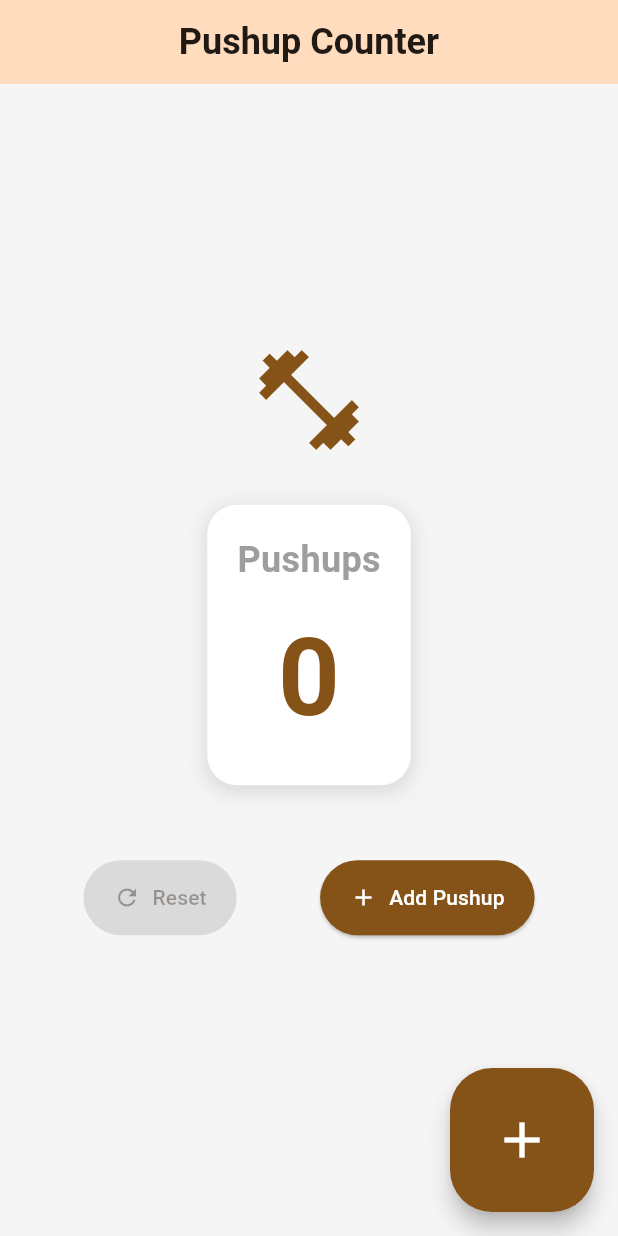
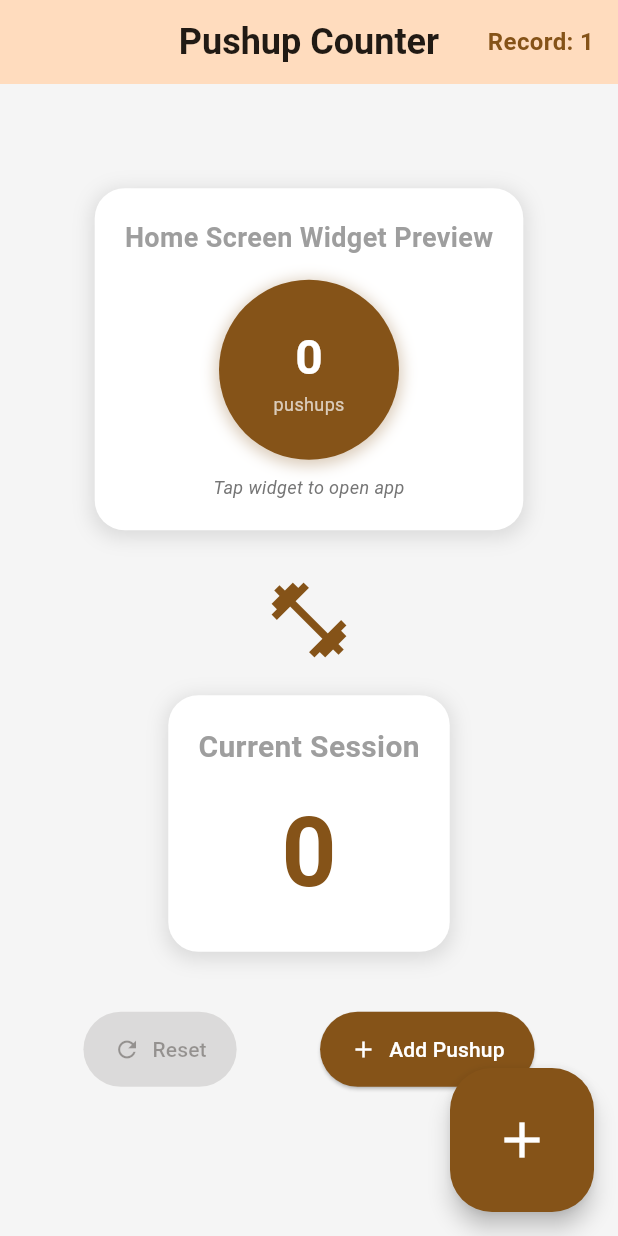
Before and after one commit to jellyfith/pushup-counter, a Flutter app: the screen it shows after launch, after a tap on "Add Pushup", after a tap on "Reset", on a phone screen of 412 x 824 dp. Run offline on Flutter 3.47's test engine with Material 3 defaults, Android fonts, the phone set to English and light mode, and no system bars; our stand-ins replace shared_preferences; missing offline and left inert: home_widget.

Commit message:
Initial widget

```diff
--- a/lib/main.dart
+++ b/lib/main.dart
@@ -1,4 +1,6 @@
 import 'package:flutter/material.dart';
+import 'package:home_widget/home_widget.dart';
+import 'pushup_service.dart';
 
 void main() {
   runApp(const PushupCounterApp());
@@ -33,17 +35,66 @@ class PushupCounterHome extends StatefulWidget {
 
 class _PushupCounterHomeState extends State<PushupCounterHome> {
   int _pushupCount = 0;
+  int _maxRecord = 0;
 
-  void _incrementPushups() {
+  @override
+  void initState() {
+    super.initState();
+    _initializeApp();
+    _setupWidgetListener();
+  }
+
+  Future<void> _initializeApp() async {
+    // Initialize widget
+    await PushupService.initializeWidget();
+
+    // Load saved data
+    final currentCount = await PushupService.getCurrentCount();
+    final maxRecord = await PushupService.getMaxRecord();
+
     setState(() {
-      _pushupCount++;
+      _pushupCount = currentCount;
+      _maxRecord = maxRecord;
     });
   }
 
-  void _resetCounter() {
+  void _setupWidgetListener() {
+    // Listen for widget taps
+    HomeWidget.widgetClicked.listen((Uri? uri) {
+      if (uri != null) {
+        _showWidgetTappedMessage();
+      }
+    });
+  }
+
+  void _showWidgetTappedMessage() {
+    ScaffoldMessenger.of(context).showSnackBar(
+      SnackBar(
+        content: const Text('🎯 Opened from widget! Ready to count pushups!'),
+        backgroundColor: Theme.of(context).colorScheme.primary,
+        duration: const Duration(seconds: 2),
+      ),
+    );
+  }
+
+  Future<void> _incrementPushups() async {
+    final newCount = _pushupCount + 1;
+    setState(() {
+      _pushupCount = newCount;
+      if (newCount > _maxRecord) {
+        _maxRecord = newCount;
+      }
+    });
+
+    await PushupService.saveCurrentCount(newCount);
+  }
+
+  Future<void> _resetCounter() async {
     setState(() {
       _pushupCount = 0;
     });
+
+    await PushupService.resetCurrentCount();
   }
 
   @override
@@ -61,18 +112,115 @@ class _PushupCounterHomeState extends State<PushupCounterHome> {
         backgroundColor: Theme.of(context).colorScheme.primaryContainer,
         elevation: 0,
         centerTitle: true,
+        actions: [
+          Padding(
+            padding: const EdgeInsets.only(right: 16),
+            child: Center(
+              child: Text(
+                'Record: $_maxRecord',
+                style: TextStyle(
+                  fontSize: 16,
+                  fontWeight: FontWeight.w600,
+                  color: Theme.of(context).colorScheme.primary,
+                ),
+              ),
+            ),
+          ),
+        ],
       ),
       body: Center(
         child: Column(
           mainAxisAlignment: MainAxisAlignment.center,
           children: [
+            // Widget preview section
+            Container(
+              padding: const EdgeInsets.all(20),
+              margin: const EdgeInsets.only(bottom: 30),
+              decoration: BoxDecoration(
+                color: Colors.white,
+                borderRadius: BorderRadius.circular(20),
+                boxShadow: [
+                  BoxShadow(
+                    color: Colors.grey.withOpacity(0.3),
+                    spreadRadius: 2,
+                    blurRadius: 10,
+                    offset: const Offset(0, 3),
+                  ),
+                ],
+              ),
+              child: Column(
+                children: [
+                  const Text(
+                    'Home Screen Widget Preview',
+                    style: TextStyle(
+                      fontSize: 18,
+                      fontWeight: FontWeight.w600,
+                      color: Colors.grey,
+                    ),
+                  ),
+                  const SizedBox(height: 15),
+
+                  // Circular widget preview
+                  Container(
+                    width: 120,
+                    height: 120,
+                    decoration: BoxDecoration(
+                      color: Theme.of(context).colorScheme.primary,
+                      shape: BoxShape.circle,
+                      boxShadow: [
+                        BoxShadow(
+                          color: Theme.of(context)
+                              .colorScheme
+                              .primary
+                              .withOpacity(0.3),
+                          spreadRadius: 2,
+                          blurRadius: 8,
+                          offset: const Offset(0, 2),
+                        ),
+                      ],
+                    ),
+                    child: Column(
+                      mainAxisAlignment: MainAxisAlignment.center,
+                      children: [
+                        Text(
+                          '$_pushupCount',
+                          style: const TextStyle(
+                            fontSize: 32,
+                            fontWeight: FontWeight.bold,
+                            color: Colors.white,
+                          ),
+                        ),
+                        const Text(
+                          'pushups',
+                          style: TextStyle(
+                            fontSize: 12,
+                            color: Colors.white70,
+                          ),
+                        ),
+                      ],
+                    ),
+                  ),
+
+                  const SizedBox(height: 10),
+                  Text(
+                    'Tap widget to open app',
+                    style: TextStyle(
+                      fontSize: 12,
+                      color: Colors.grey[600],
+                      fontStyle: FontStyle.italic,
+                    ),
+                  ),
+                ],
+              ),
+            ),
+
             // Icon representing pushup
             Icon(
               Icons.fitness_center,
-              size: 80,
+              size: 60,
               color: Theme.of(context).colorScheme.primary,
             ),
-            const SizedBox(height: 30),
+            const SizedBox(height: 20),
 
             // Counter display
             Container(
@@ -92,9 +240,9 @@ class _PushupCounterHomeState extends State<PushupCounterHome> {
               child: Column(
                 children: [
                   const Text(
-                    'Pushups',
+                    'Current Session',
                     style: TextStyle(
-                      fontSize: 24,
+                      fontSize: 20,
                       fontWeight: FontWeight.w600,
                       color: Colors.grey,
                     ),
@@ -103,7 +251,7 @@ class _PushupCounterHomeState extends State<PushupCounterHome> {
                   Text(
                     '$_pushupCount',
                     style: TextStyle(
-                      fontSize: 72,
+                      fontSize: 64,
                       fontWeight: FontWeight.bold,
                       color: Theme.of(context).colorScheme.primary,
                     ),
@@ -112,7 +260,7 @@ class _PushupCounterHomeState extends State<PushupCounterHome> {
               ),
             ),
 
-            const SizedBox(height: 50),
+            const SizedBox(height: 40),
 
             // Action buttons
             Row(
--- /dev/null
+++ b/lib/pushup_service.dart
@@ -0,0 +1,74 @@
+import 'package:shared_preferences/shared_preferences.dart';
+import 'package:home_widget/home_widget.dart';
+
+class PushupService {
+  static const String _pushupCountKey = 'pushup_count';
+  static const String _maxPushupKey = 'max_pushup_record';
+
+  // Initialize widget
+  static Future<void> initializeWidget() async {
+    try {
+      await HomeWidget.setAppGroupId('group.pushup_counter');
+      await updateWidget();
+    } catch (e) {
+      print('Error initializing widget: $e');
+    }
+  }
+
+  // Get current pushup count
+  static Future<int> getCurrentCount() async {
+    final prefs = await SharedPreferences.getInstance();
+    return prefs.getInt(_pushupCountKey) ?? 0;
+  }
+
+  // Save current pushup count
+  static Future<void> saveCurrentCount(int count) async {
+    final prefs = await SharedPreferences.getInstance();
+    await prefs.setInt(_pushupCountKey, count);
+
+    // Update max record if needed
+    final currentMax = await getMaxRecord();
+    if (count > currentMax) {
+      await saveMaxRecord(count);
+    }
+
+    // Update widget
+    await updateWidget();
+  }
+
+  // Get maximum pushup record
+  static Future<int> getMaxRecord() async {
+    final prefs = await SharedPreferences.getInstance();
+    return prefs.getInt(_maxPushupKey) ?? 0;
+  }
+
+  // Save maximum pushup record
+  static Future<void> saveMaxRecord(int maxCount) async {
+    final prefs = await SharedPreferences.getInstance();
+    await prefs.setInt(_maxPushupKey, maxCount);
+    await updateWidget();
+  }
+
+  // Reset current count
+  static Future<void> resetCurrentCount() async {
+    await saveCurrentCount(0);
+  }
+
+  // Update home screen widget
+  static Future<void> updateWidget() async {
+    try {
+      final currentCount = await getCurrentCount();
+      final maxRecord = await getMaxRecord();
+
+      await HomeWidget.saveWidgetData<int>('pushup_count', currentCount);
+      await HomeWidget.saveWidgetData<int>('max_record', maxRecord);
+      await HomeWidget.updateWidget(
+        name: 'PushupWidgetProvider',
+        androidName: 'PushupWidgetProvider',
+        iOSName: 'PushupWidget',
+      );
+    } catch (e) {
+      print('Error updating widget: $e');
+    }
+  }
+}
```
Also changed, not shown: pubspec.yaml (+6 -1 lines), pubspec.lock, 11 other files.
